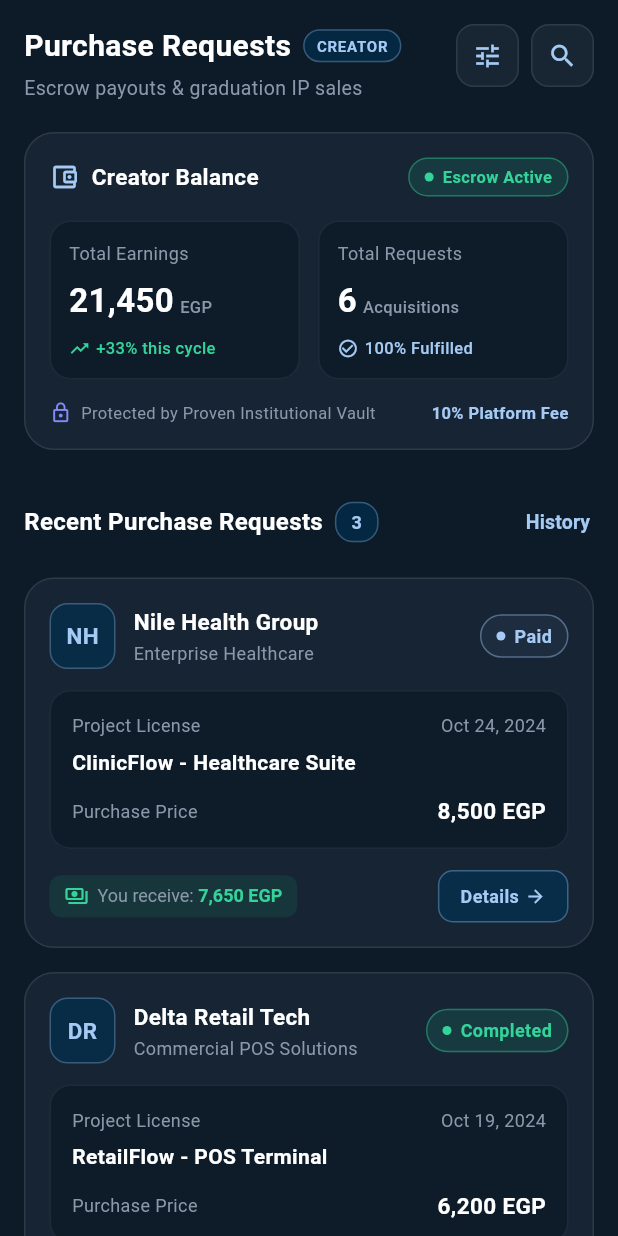
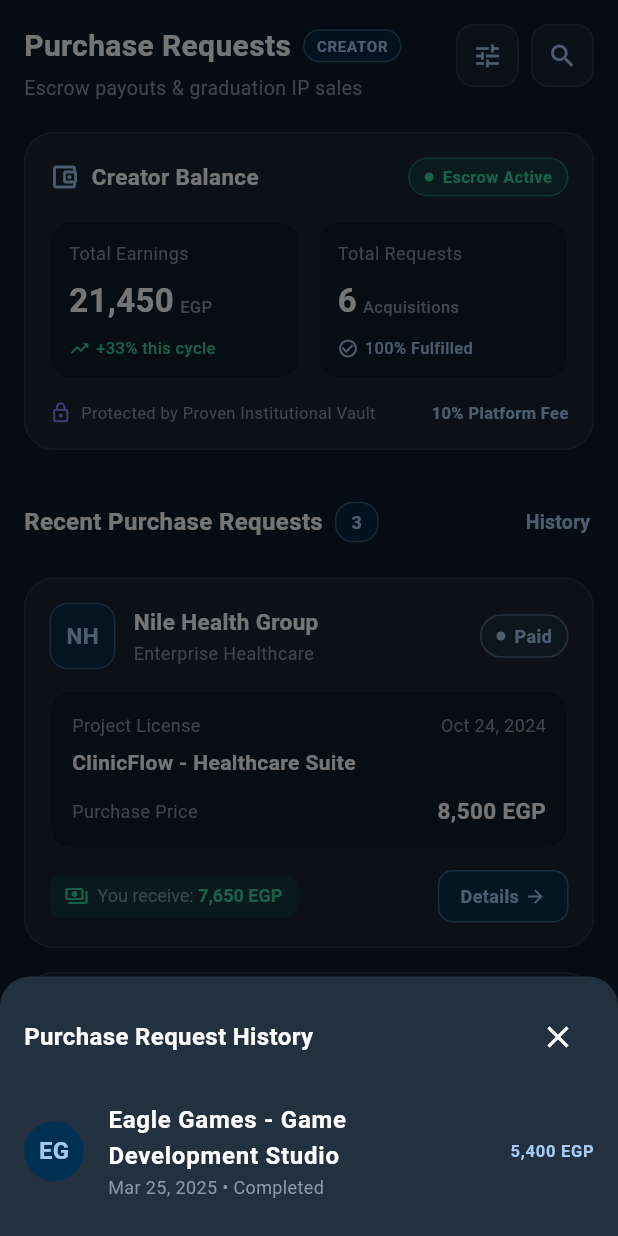
Before and after one commit to noran22-samir/Proven-App, a Flutter app: the PurchaseRequestsScreen screen opened directly, after a tap on "History", on a phone screen of 412 x 824 dp. Run offline on Flutter 3.47's test engine with Material 3 defaults, Android fonts, the phone set to English and light mode, and no system bars; our stand-ins replace google_fonts.

Commit message:
feat(purchase_requests): add Purchase Request History modal and enhance details feedback

```diff
--- a/lib/features/parchase_request/presentation/screens/purchase_requests_screen.dart
+++ b/lib/features/parchase_request/presentation/screens/purchase_requests_screen.dart
@@ -248,11 +248,88 @@ class PurchaseRequestsScreen extends StatelessWidget {
                         fontWeight: FontWeight.bold,
                       ),
                     ),
-
                   ),
                   Spacer(),
                   TextButton(
-                onPressed: () {},
+                    onPressed: () {
+                      showModalBottomSheet(
+                        context: context,
+                        backgroundColor: AppColors.tertiaryContainer,
+                        shape: const RoundedRectangleBorder(
+                          borderRadius: BorderRadius.vertical(
+                            top: Radius.circular(20),
+                          ),
+                        ),
+                        builder: (context) => Padding(
+                          padding: const EdgeInsets.all(16.0),
+                          child: Column(
+                            mainAxisSize: MainAxisSize.min,
+                            crossAxisAlignment: CrossAxisAlignment.start,
+                            children: [
+                              Row(
+                                mainAxisAlignment:
+                                    MainAxisAlignment.spaceBetween,
+                                children: [
+                                  const Text(
+                                    'Purchase Request History',
+                                    style: TextStyle(
+                                      color: Colors.white,
+                                      fontWeight: FontWeight.bold,
+                                      fontSize: 16,
+                                    ),
+                                  ),
+                                  IconButton(
+                                    icon: const Icon(
+                                      Icons.close,
+                                      color: Colors.white,
+                                    ),
+                                    onPressed: () {
+                                      Navigator.of(context).pop();
+                                    },
+                                  ),
+                                ],
+                              ),
+
+                              const SizedBox(height: 12),
+                              // History list items
+                              ListTile(
+                                contentPadding: EdgeInsets.zero,
+                                leading: const CircleAvatar(
+                                  backgroundColor: AppColors.primaryContainer,
+                                  child: const Text(
+                                    'EG',
+                                    style: TextStyle(
+                                      color: AppColors.inversePrimary,
+                                      fontWeight: FontWeight.bold),
+                                  ),
+                                 ),
+                                 title:const Text(
+                                  'Eagle Games - Game Development Studio',
+                                  style: TextStyle(
+                                    color: Colors.white,
+                                    fontWeight: FontWeight.w600,
+                                  ),
+                                 ),
+                                 subtitle: const Text(
+                                  'Mar 25, 2025 • Completed',
+                                  style: TextStyle(
+                                    color: AppColors.onTertiaryContainer,
+                                    fontSize: 12,
+                                  ),
+                                 ),
+                                 trailing:const Text(
+                                  '5,400 EGP',
+                                  style: TextStyle(
+                                    color: AppColors.inversePrimary,
+                                    fontWeight: FontWeight.bold,
+                                  ),
+                                 ),
+                              )
+                            ],
+                          ),
+                        ),
+                      );
+                    },
                     style: TextButton.styleFrom(
                       padding: EdgeInsets.zero,
                       minimumSize: Size.zero,
@@ -283,7 +360,17 @@ class PurchaseRequestsScreen extends StatelessWidget {
                 purchasePrice: '8,500 EGP',
                 netReceive: '7,650 EGP',
                 onDetailsTap: () {
-                  // Handle details button action
+                  ScaffoldMessenger.of(context).showSnackBar(
+                    SnackBar(
+                      content: Text(
+                        'Details: ClinicFlow - Healthcare Suite | 8,500 EGP',
+                        style: const TextStyle(color: Colors.white),
+                      ),
+                      backgroundColor: AppColors.tertiaryContainer,
+                      duration: const Duration(seconds: 2),
+                      behavior: SnackBarBehavior.floating,
+                    ),
+                  );
                 },
               ),
 
@@ -300,7 +387,17 @@ class PurchaseRequestsScreen extends StatelessWidget {
                 purchasePrice: '6,200 EGP',
                 netReceive: '5,580 EGP',
                 onDetailsTap: () {
-                  // Handle details button action
+                  ScaffoldMessenger.of(context).showSnackBar(
+                    SnackBar(
+                      content: Text(
+                        'Details: RetailFlow - POS Terminal | 6,200 EGP',
+                        style: const TextStyle(color: Colors.white),
+                      ),
+                      backgroundColor: AppColors.tertiaryContainer,
+                      duration: const Duration(seconds: 2),
+                      behavior: SnackBarBehavior.floating,
+                    ),
+                  );
                 },
               ),
             ],
```
Lines whose indentation alone changed are shown as unchanged.
